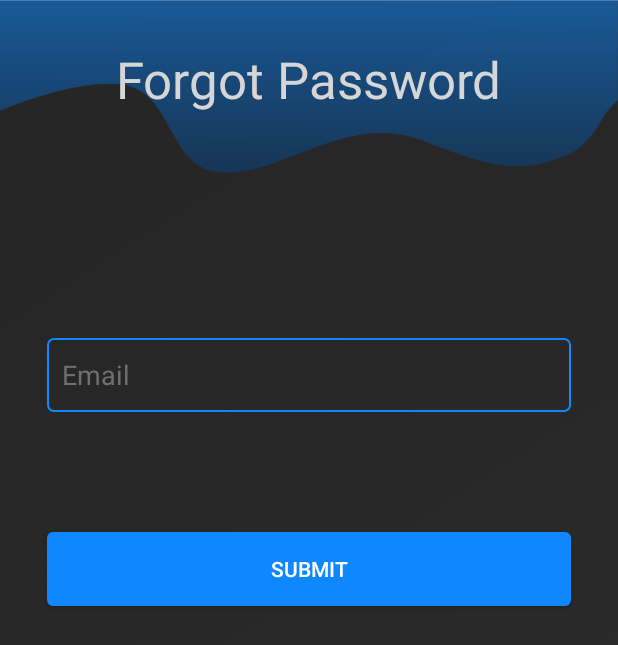
After one commit to sehaj23/Carparking, an Android app: the forgotpassword screen opened directly, with no data from a screen before it, on a phone screen of 412 x 824 dp. The commit adds this screen. Shown: the top 645 px of the screen. Run offline under Robolectric (Android 15) with nearby library versions, the phone set to English and light mode, and no system bars.

Commit message:
Final Push

```diff
--- a/app/src/main/AndroidManifest.xml
+++ b/app/src/main/AndroidManifest.xml
@@ -11,11 +11,12 @@
         android:allowBackup="true"
         android:icon="@drawable/splash"
         android:label="@string/app_name"
+        android:largeHeap="true"
         android:roundIcon="@drawable/splash"
-        android:largeHeap="true"
         android:supportsRtl="true"
         android:theme="@style/Theme.AppCompat.NoActionBar">
-        <activity android:name=".timer"></activity>
+        <activity android:name=".forgotpassword"></activity>
+        <activity android:name=".timer" />
         <activity android:name=".Allbookings" />
         <activity android:name=".currentbooking" />
         <activity android:name=".Parking" />
--- a/app/src/main/java/com/example/car_parking/Login.java
+++ b/app/src/main/java/com/example/car_parking/Login.java
@@ -9,6 +9,7 @@ import android.os.Bundle;
 import android.view.View;
 import android.widget.Button;
 import android.widget.EditText;
+import android.widget.TextView;
 import android.widget.Toast;
 
 public class Login extends AppCompatActivity {
@@ -16,6 +17,7 @@ public class Login extends AppCompatActivity {
     Button login,signup;
     SqliteHelper sql;
     SharedPreferences sharedPreferences;
+    TextView forgot;
 
     @Override
     protected void onCreate(Bundle savedInstanceState) {
@@ -30,11 +32,19 @@ public class Login extends AppCompatActivity {
         email = findViewById(R.id.email);
         password = findViewById(R.id.password);
         signup = findViewById(R.id.signup);
+        forgot = findViewById(R.id.forgot);
 
         signup.setOnClickListener(new View.OnClickListener() {
             @Override
             public void onClick(View v) {
                 Intent intent = new Intent(Login.this,Register.class);
+                startActivity(intent);
+            }
+        });
+        forgot.setOnClickListener(new View.OnClickListener() {
+            @Override
+            public void onClick(View v) {
+                Intent intent = new Intent(Login.this,forgotpassword.class);
                 startActivity(intent);
             }
         });
--- /dev/null
+++ b/app/src/main/java/com/example/car_parking/forgotpassword.java
@@ -0,0 +1,26 @@
+package com.example.car_parking;
+
+import androidx.appcompat.app.AppCompatActivity;
+
+import android.os.Bundle;
+import android.view.View;
+import android.widget.Button;
+import android.widget.Toast;
+
+public class forgotpassword extends AppCompatActivity {
+    Button forgotpassword;
+    @Override
+    protected void onCreate(Bundle savedInstanceState) {
+        super.onCreate(savedInstanceState);
+        setContentView(R.layout.activity_forgotpassword);
+
+        forgotpassword = (Button)findViewById(R.id.submitforgot);
+
+        forgotpassword.setOnClickListener(new View.OnClickListener() {
+            @Override
+            public void onClick(View v) {
+                Toast.makeText(getApplicationContext(),"Your Password Has been Mailed to You",Toast.LENGTH_LONG).show();
+            }
+        });
+    }
+}
--- /dev/null
+++ b/app/src/main/res/layout/activity_forgotpassword.xml
@@ -0,0 +1,46 @@
+<?xml version="1.0" encoding="utf-8"?>
+<LinearLayout xmlns:android="http://schemas.android.com/apk/res/android"
+    xmlns:app="http://schemas.android.com/apk/res-auto"
+    xmlns:tools="http://schemas.android.com/tools"
+    android:layout_width="match_parent"
+    android:layout_height="match_parent"
+    android:orientation="vertical"
+    tools:context=".forgotpassword"
+    android:background="@drawable/bookings_background">
+
+    <TextView
+        android:layout_width="wrap_content"
+        android:layout_height="wrap_content"
+        android:text="Forgot Password"
+        android:layout_gravity="center"
+        android:textAppearance="@style/TextAppearance.AppCompat.Display1"
+        android:textColor="@color/white"
+        android:layout_marginTop="30dp"/>
+
+    <EditText
+        android:id="@+id/email"
+        android:layout_width="349dp"
+        android:layout_height="49dp"
+        android:layout_gravity="center"
+        android:layout_marginTop="150dp"
+        android:background="@drawable/edit_text_style"
+        android:ems="10"
+        android:hint="Email"
+        android:inputType="textPersonName"
+        android:paddingLeft="10dp"
+        android:textColor="@android:color/tertiary_text_light"
+        android:textColorHint="#707070" />
+
+    <Button
+        android:id="@+id/submitforgot"
+        android:layout_width="349dp"
+        android:layout_height="49dp"
+        android:layout_gravity="center"
+        android:layout_marginTop="80dp"
+        android:background="@drawable/my_button_style"
+        android:text="Submit"
+        android:textColor="@android:color/background_light" />
+
+
+
+</LinearLayout>
--- a/app/src/main/res/layout/activity_login.xml
+++ b/app/src/main/res/layout/activity_login.xml
@@ -47,7 +47,7 @@
         android:textColorHint="#707070" />
 
     <TextView
-        android:id="@+id/textView"
+        android:id="@+id/forgot"
         android:layout_width="349dp"
         android:layout_height="wrap_content"
         android:text="Forgot Password ?"
```
Also changed, not shown: 1 other file.
